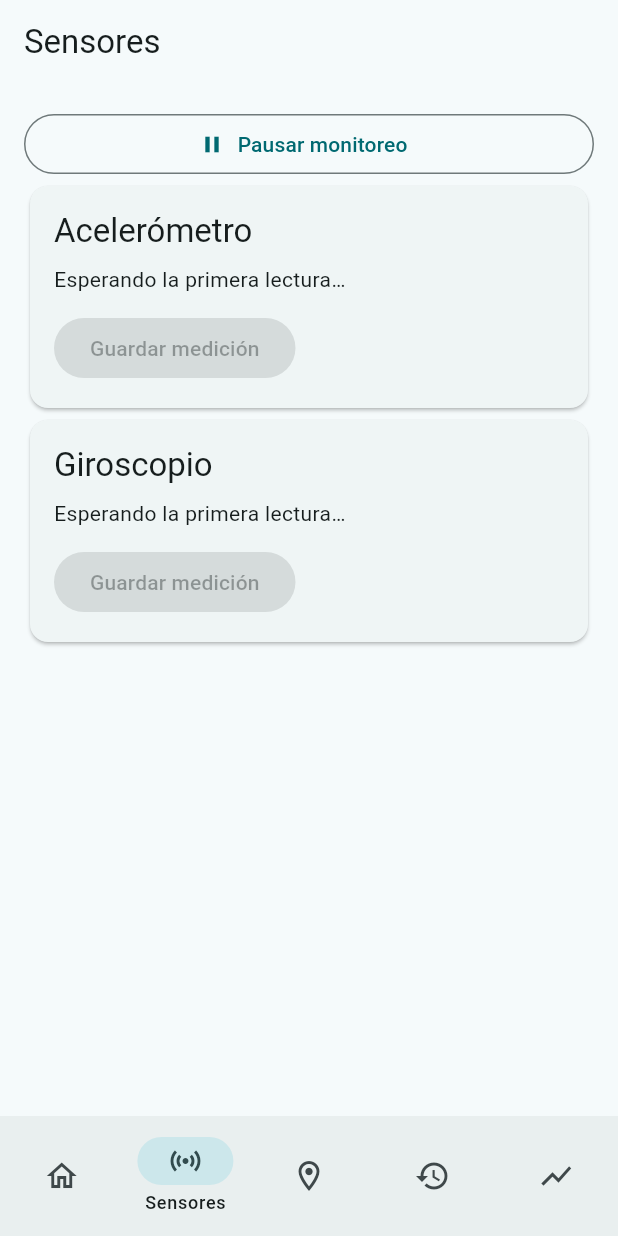
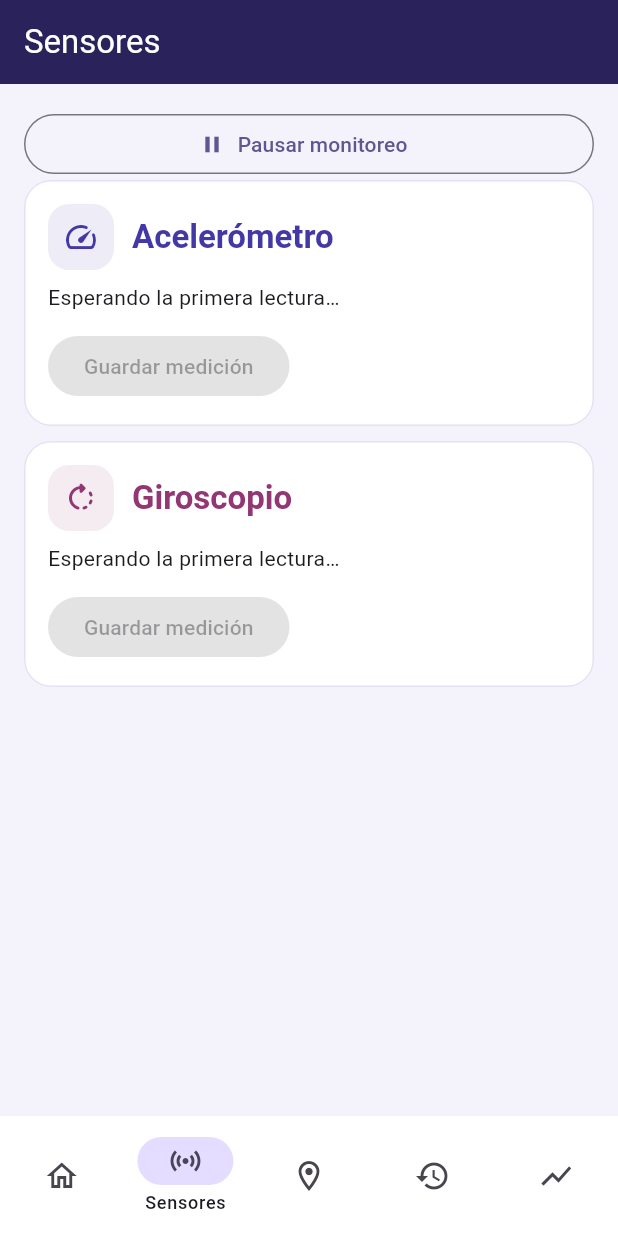
Before and after one commit to LadyRobalino/Taller_Sensor_Track_Flutter, a Flutter app: the screen it shows after launch, item 2 of the bottom bar chosen, on a phone screen of 412 x 824 dp. Run offline on Flutter 3.47's test engine with Material 3 defaults, Android fonts, the phone set to English and light mode, and no system bars; our stand-ins replace fl_chart, geolocator, sensors_plus, supabase_flutter; accounts and stored records are empty.

Commit message:
Mejora el diseño y corrige la última ubicación

```diff
--- a/lib/accelerometer_page.dart
+++ b/lib/accelerometer_page.dart
@@ -4,6 +4,7 @@ import 'package:flutter/material.dart';
 import 'package:sensors_plus/sensors_plus.dart';
 
 import 'reading.dart';
+import 'sensor_theme.dart';
 
 class MotionPage extends StatefulWidget {
   const MotionPage({
@@ -117,9 +118,21 @@ class _MotionPageState extends State<MotionPage> {
               child: Column(
                 crossAxisAlignment: CrossAxisAlignment.start,
                 children: [
-                  Text(
-                    sensor.label,
-                    style: Theme.of(context).textTheme.titleLarge,
+                  Row(
+                    children: [
+                      SensorIcon(sensor),
+                      const SizedBox(width: 12),
+                      Expanded(
+                        child: Text(
+                          sensor.label,
+                          style: Theme.of(context).textTheme.titleLarge
+                              ?.copyWith(
+                                color: sensor.accent,
+                                fontWeight: FontWeight.w700,
+                              ),
+                        ),
+                      ),
+                    ],
                   ),
                   const SizedBox(height: 8),
                   Text(
@@ -130,6 +143,10 @@ class _MotionPageState extends State<MotionPage> {
                   ),
                   const SizedBox(height: 12),
                   FilledButton(
+                    style: FilledButton.styleFrom(
+                      backgroundColor: sensor.accent,
+                      foregroundColor: Colors.white,
+                    ),
                     onPressed:
                         readings[sensor] == null ||
                             errors.contains(sensor) ||
--- a/lib/location_page.dart
+++ b/lib/location_page.dart
@@ -2,6 +2,7 @@ import 'package:flutter/material.dart';
 import 'package:geolocator/geolocator.dart';
 
 import 'reading.dart';
+import 'sensor_theme.dart';
 
 class LocationPage extends StatefulWidget {
   const LocationPage({
@@ -113,6 +114,10 @@ class _LocationPageState extends State<LocationPage> {
       padding: const EdgeInsets.all(16),
       children: [
         FilledButton.icon(
+          style: FilledButton.styleFrom(
+            backgroundColor: Sensor.gps.accent,
+            foregroundColor: Colors.white,
+          ),
           onPressed: busy ? null : locate,
           icon: const Icon(Icons.my_location),
           label: const Text('Obtener ubicación'),
--- a/lib/main.dart
+++ b/lib/main.dart
@@ -8,6 +8,7 @@ import 'accelerometer_page.dart';
 import 'location_page.dart';
 import 'reading.dart';
 import 'records_page.dart';
+import 'sensor_theme.dart';
 
 Future<void> main() async {
   WidgetsFlutterBinding.ensureInitialized();
@@ -36,7 +37,27 @@ class SensorTrackApp extends StatelessWidget {
     return MaterialApp(
       title: 'SensorTrack',
       debugShowCheckedModeBanner: false,
-      theme: ThemeData(colorSchemeSeed: const Color(0xff205d63)),
+      theme: ThemeData(
+        colorSchemeSeed: const Color(0xff5140a3),
+        scaffoldBackgroundColor: const Color(0xfff4f3fb),
+        appBarTheme: const AppBarTheme(
+          backgroundColor: Color(0xff29225b),
+          foregroundColor: Colors.white,
+        ),
+        navigationBarTheme: const NavigationBarThemeData(
+          backgroundColor: Colors.white,
+          indicatorColor: Color(0xffe5ddff),
+        ),
+        cardTheme: CardThemeData(
+          color: Colors.white,
+          elevation: 0,
+          margin: const EdgeInsets.only(bottom: 10),
+          shape: RoundedRectangleBorder(
+            borderRadius: BorderRadius.circular(18),
+            side: const BorderSide(color: Color(0xffe6e0f4)),
+          ),
+        ),
+      ),
       home: Dashboard(store: store, setupMessage: setupMessage),
     );
   }
@@ -156,26 +177,53 @@ class _DashboardState extends State<Dashboard> {
   Widget home() => ListView(
     padding: const EdgeInsets.all(16),
     children: [
-      Text(status, style: Theme.of(context).textTheme.titleMedium),
-      if (widget.store != null)
-        Align(
-          alignment: Alignment.centerLeft,
-          child: TextButton(
-            onPressed: checking ? null : check,
-            child: const Text('Verificar conexión'),
-          ),
+      Container(
+        padding: const EdgeInsets.all(22),
+        decoration: BoxDecoration(
+          gradient: trackGradient,
+          borderRadius: BorderRadius.circular(24),
         ),
-      const SizedBox(height: 20),
+        child: Column(
+          crossAxisAlignment: CrossAxisAlignment.start,
+          children: [
+            const Icon(Icons.sensors_rounded, color: Colors.white, size: 34),
+            const SizedBox(height: 16),
+            const Text(
+              'Conexión a Supabase',
+              style: TextStyle(
+                color: Colors.white,
+                fontSize: 21,
+                fontWeight: FontWeight.bold,
+              ),
+            ),
+            const SizedBox(height: 6),
+            Text(status, style: const TextStyle(color: Color(0xffeeeaff))),
+            if (widget.store != null) ...[
+              const SizedBox(height: 12),
+              FilledButton.tonalIcon(
+                onPressed: checking ? null : check,
+                icon: const Icon(Icons.refresh_rounded),
+                label: const Text('Verificar conexión'),
+              ),
+            ],
+          ],
+        ),
+      ),
+      const SizedBox(height: 24),
       Text(
         'Sensores del dispositivo',
         style: Theme.of(context).textTheme.titleLarge,
       ),
+      const SizedBox(height: 10),
       for (final sensor in Sensor.values)
-        ListTile(
-          title: Text(sensor.label),
-          subtitle: Text(availability[sensor] ?? 'Por comprobar'),
-          trailing: const Icon(Icons.chevron_right),
-          onTap: () => select(sensor == Sensor.gps ? 2 : 1),
+        Card(
+          child: ListTile(
+            leading: SensorIcon(sensor),
+            title: Text(sensor.label),
+            subtitle: Text(availability[sensor] ?? 'Por comprobar'),
+            trailing: Icon(Icons.chevron_right, color: sensor.accent),
+            onTap: () => select(sensor == Sensor.gps ? 2 : 1),
+          ),
         ),
     ],
   );
@@ -184,13 +232,17 @@ class _DashboardState extends State<Dashboard> {
   Widget build(BuildContext context) {
     if (splash)
       return const Scaffold(
+        backgroundColor: Color(0xff29225b),
         body: Center(
           child: Column(
             mainAxisSize: MainAxisSize.min,
             children: [
-              Icon(Icons.sensors, size: 68),
+              Icon(Icons.sensors, size: 68, color: Color(0xffded5ff)),
               SizedBox(height: 12),
-              Text('SensorTrack', style: TextStyle(fontSize: 30)),
+              Text(
+                'SensorTrack',
+                style: TextStyle(fontSize: 30, color: Colors.white),
+              ),
             ],
           ),
         ),
--- a/lib/reading.dart
+++ b/lib/reading.dart
@@ -86,8 +86,8 @@ class ReadingStore {
       final rows = await client
           .from('sensor_readings')
           .select()
-          .order('recorded_at')
-          .order('id')
+          .order('recorded_at', ascending: true)
+          .order('id', ascending: true)
           .range(offset, offset + pageSize - 1);
       readings.addAll(rows.map(Reading.fromJson));
       if (rows.length < pageSize) return readings;
--- a/lib/records_page.dart
+++ b/lib/records_page.dart
@@ -4,6 +4,7 @@ import 'package:fl_chart/fl_chart.dart';
 import 'package:flutter/material.dart';
 
 import 'reading.dart';
+import 'sensor_theme.dart';
 
 class RecordsPage extends StatefulWidget {
   const RecordsPage({super.key, this.store, required this.statistics});
@@ -184,13 +185,16 @@ class _RecordsPageState extends State<RecordsPage> {
               return ListView(
                 children: [
                   for (final reading in readings.reversed)
-                    ListTile(
-                      title: Text(reading.sensor.label),
-                      subtitle: Text(
-                        '${reading.values}\n${reading.time.toLocal()}',
+                    Card(
+                      child: ListTile(
+                        leading: SensorIcon(reading.sensor),
+                        title: Text(reading.sensor.label),
+                        subtitle: Text(
+                          '${reading.values}\n${reading.time.toLocal()}',
+                        ),
+                        trailing: const Icon(Icons.chevron_right),
+                        onTap: () => details(reading),
                       ),
-                      trailing: const Icon(Icons.chevron_right),
-                      onTap: () => details(reading),
                     ),
                 ],
               );
--- /dev/null
+++ b/lib/sensor_theme.dart
@@ -0,0 +1,42 @@
+import 'package:flutter/material.dart';
+
+import 'reading.dart';
+
+extension SensorAppearance on Sensor {
+  Color get accent => switch (this) {
+    Sensor.accelerometer => const Color(0xff4338a5),
+    Sensor.gyroscope => const Color(0xff923674),
+    Sensor.gps => const Color(0xff087568),
+  };
+
+  IconData get icon => switch (this) {
+    Sensor.accelerometer => Icons.speed_rounded,
+    Sensor.gyroscope => Icons.rotate_right_rounded,
+    Sensor.gps => Icons.location_on_rounded,
+  };
+}
+
+class SensorIcon extends StatelessWidget {
+  const SensorIcon(this.sensor, {super.key});
+
+  final Sensor sensor;
+
+  @override
+  Widget build(BuildContext context) {
+    return Container(
+      width: 44,
+      height: 44,
+      decoration: BoxDecoration(
+        color: Color.alphaBlend(sensor.accent.withAlpha(24), Colors.white),
+        borderRadius: BorderRadius.circular(14),
+      ),
+      child: Icon(sensor.icon, color: sensor.accent),
+    );
+  }
+}
+
+const trackGradient = LinearGradient(
+  begin: Alignment.topLeft,
+  end: Alignment.bottomRight,
+  colors: [Color(0xff29225b), Color(0xff5140a3)],
+);
```
